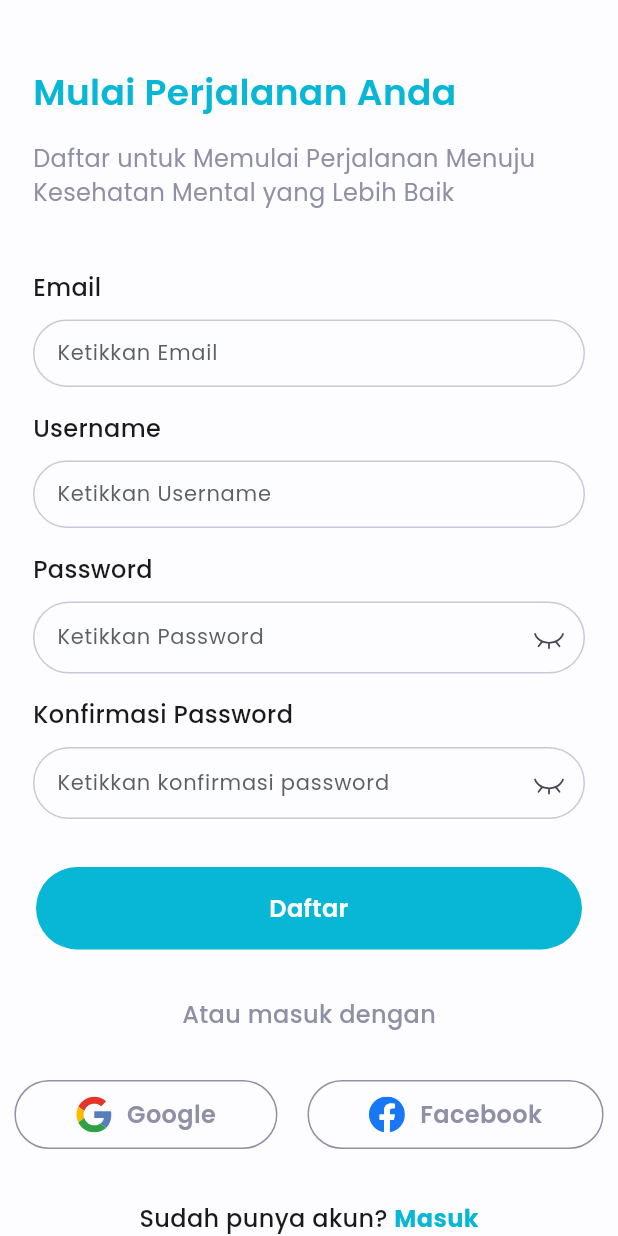
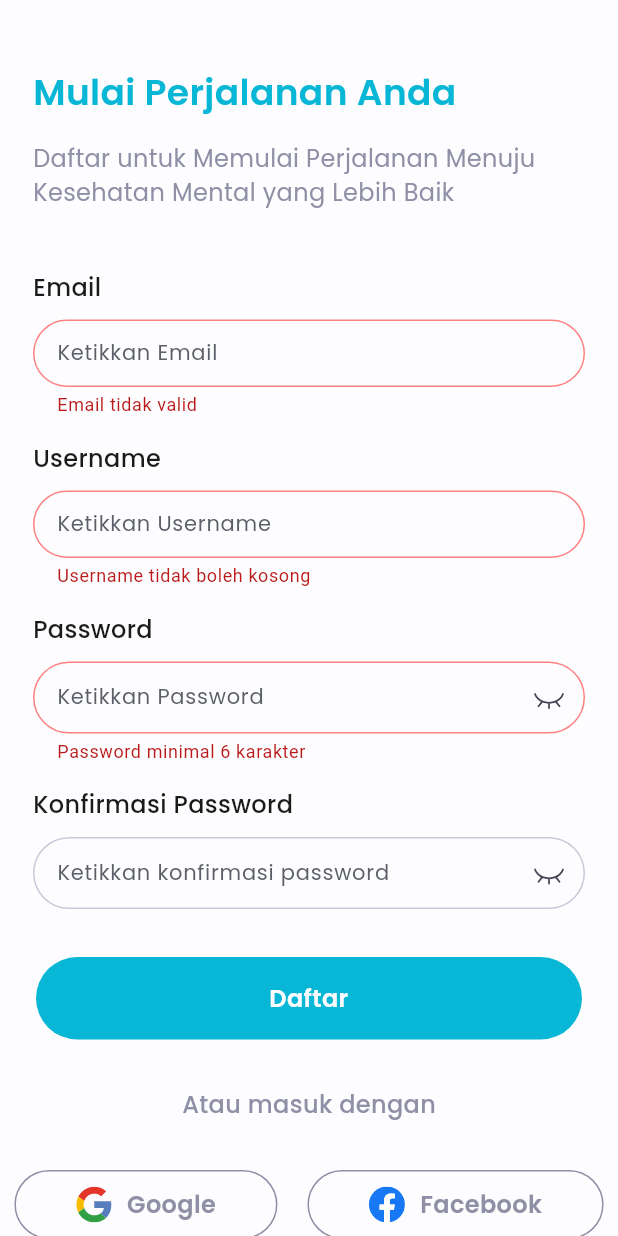
Before and after one commit to Kelompok-6-Capstone-Alterra-2024/mental-health-care-mobile, a Flutter app: the RegisterView screen opened by its route, scrolled down 56 dp, after a tap on "Daftar", on a phone screen of 412 x 824 dp. Run offline on Flutter 3.47's test engine with Material 3 defaults, Android fonts, the phone set to English and light mode, and no system bars; our stand-ins replace dio, flutter_otp_text_field, flutter_svg, gap, get, get_storage and 1 more; accounts and stored records are empty.

Commit message:
refactor: Update AuthService with registration functionality

```diff
--- a/lib/app/data/services/auth_service.dart
+++ b/lib/app/data/services/auth_service.dart
@@ -1,5 +1,6 @@
 import 'package:get/get.dart';
 import 'package:dio/dio.dart';
+import 'package:logger/logger.dart';
 
 class AuthService extends GetxService {
   static String? token;
@@ -26,6 +27,7 @@ class AuthService extends GetxService {
       if (response.statusCode == 200) {
         final data = response.data as Map<String, dynamic>;
         token = data['data']['token'] as String?;
+        Logger().i('Berhasil login');
         return token != null;
       } else {
         return false;
@@ -34,4 +36,30 @@ class AuthService extends GetxService {
       return false;
     }
   }
+
+  Future<bool> register({
+    required String username,
+    required String password,
+    required String email,
+  }) async {
+    try {
+      final response = await _dio.post(
+        '/users/register',
+        data: {
+          "username": username,
+          "password": password,
+          "email": email,
+        },
+      );
+
+      if (response.statusCode == 201) {
+        Logger().i('Berhasil membuat akun');
+        return true;
+      } else {
+        return false;
+      }
+    } on Exception catch (_) {
+      return false;
+    }
+  }
 }
--- a/lib/app/modules/auth/controllers/auth_controller.dart
+++ b/lib/app/modules/auth/controllers/auth_controller.dart
@@ -76,7 +76,7 @@ class AuthController extends GetxController
     if (!isSuccess) {
       _showSnackbar(
         title: 'Error',
-        message: 'Login Failed',
+        message: 'Gagal Login',
         color: Color(Error.mainColor.value),
       );
       return;
@@ -84,10 +84,39 @@ class AuthController extends GetxController
 
     _showSnackbar(
       title: 'Success',
-      message: 'Login Success',
+      message: 'Berhasil Login',
       color: Color(Success.mainColor.value),
     );
     Get.offAllNamed(Routes.HOME);
+  }
+
+  Future<void> doRegister() async {
+    bool isValidate = formKey.currentState!.validate();
+    if (!isValidate) {
+      return;
+    }
+
+    bool isSuccess = await AuthService().register(
+      username: username.value,
+      password: password.value,
+      email: email.value,
+    );
+
+    if (!isSuccess) {
+      _showSnackbar(
+        title: 'Error',
+        message: 'Username atau Email sudah terdaftar',
+        color: Color(Error.mainColor.value),
+      );
+      return;
+    }
+
+    _showSnackbar(
+      title: 'Success',
+      message: 'Berhasil Register',
+      color: Color(Success.mainColor.value),
+    );
+    Get.offAllNamed(Routes.LOGIN);
   }
 
   void _showSnackbar({
--- a/lib/app/modules/auth/views/verification_code_view.dart
+++ b/lib/app/modules/auth/views/verification_code_view.dart
@@ -8,7 +8,6 @@ import 'package:get/get.dart';
 
 import '../../../../constant/constant.dart';
 import '../../../../utils/global_components/main_button.dart';
-import '../../../routes/app_pages.dart';
 import '../controllers/auth_controller.dart';
 
 class VerificationCodeView extends GetView<AuthController> {
```
